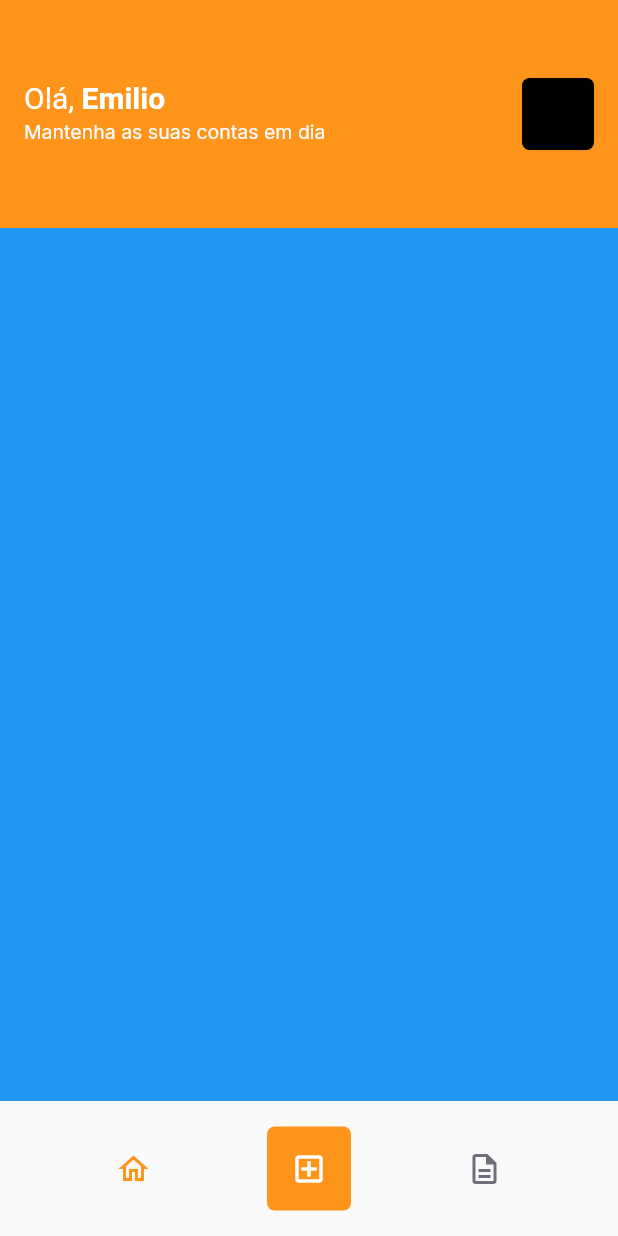
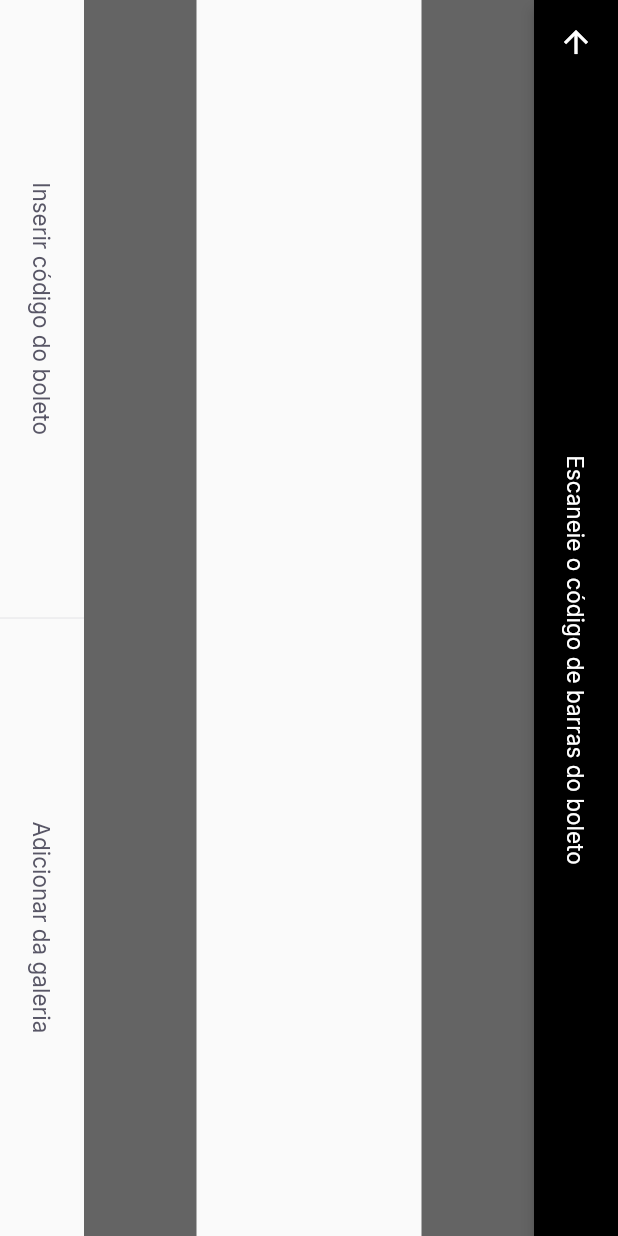
Before and after one commit to emiliosheinz/nlw-together-pay-flow, a Flutter app: the HomePage screen opened by its route, after a tap on the "add box" icon, on a phone screen of 412 x 824 dp. Run offline on Flutter 3.47's test engine with Material 2 defaults, Android fonts, the phone set to English and light mode, and no system bars; our stand-ins replace firebase_core, google_fonts, google_sign_in, shared_preferences; accounts and stored records are empty.

Commit message:
feat: bar code scanner screen

```diff
--- a/lib/app_widget.dart
+++ b/lib/app_widget.dart
@@ -1,5 +1,6 @@
 import 'package:flutter/cupertino.dart';
 import 'package:flutter/material.dart';
+import 'package:payflow/modules/bar_code_scanner/bar_code_scanner_page.dart';
 import 'package:payflow/modules/home/home_page.dart';
 import 'package:payflow/modules/splash/splash_page.dart';
 import 'package:payflow/shared/themes/app_colors.dart';
@@ -13,13 +14,13 @@ class AppWidget extends StatelessWidget {
     return MaterialApp(
       title: 'Pay Flow',
       theme: ThemeData(
-        primaryColor: AppColors.primary,
-      ),
+          primaryColor: AppColors.primary, primarySwatch: Colors.orange),
       initialRoute: SplashPage.routeName,
       routes: {
         SplashPage.routeName: (_) => SplashPage(),
         HomePage.routeName: (_) => HomePage(),
         LoginPage.routeName: (_) => LoginPage(),
+        BarCodeScannerPage.routeName: (_) => BarCodeScannerPage()
       },
     );
   }
--- /dev/null
+++ b/lib/modules/bar_code_scanner/bar_code_scanner_page.dart
@@ -0,0 +1,66 @@
+import 'package:flutter/material.dart';
+import 'package:payflow/shared/themes/app_colors.dart';
+import 'package:payflow/shared/themes/app_text_style.dart';
+import 'package:payflow/shared/widgets/set_label_buttons/set_label_buttons.dart';
+
+class BarCodeScannerPage extends StatefulWidget {
+  static final routeName = '/bar-code-scanner';
+
+  BarCodeScannerPage({Key? key}) : super(key: key);
+
+  @override
+  _BarCodeScannerPageState createState() => _BarCodeScannerPageState();
+}
+
+class _BarCodeScannerPageState extends State<BarCodeScannerPage> {
+  AppBar buildAppBar() {
+    return AppBar(
+      backgroundColor: Colors.black,
+      title: Center(
+        child: Text(
+          "Escaneie o código de barras do boleto",
+          style: AppTextStyles.buttonBackground,
+        ),
+      ),
+      leading: BackButton(color: AppColors.background),
+    );
+  }
+
+  Widget buildOpacityOverlay() {
+    return Expanded(
+      child: Container(
+        color: Colors.black.withOpacity(0.6),
+      ),
+    );
+  }
+
+  @override
+  Widget build(BuildContext context) {
+    return SafeArea(
+      child: RotatedBox(
+        quarterTurns: 1,
+        child: Scaffold(
+          appBar: buildAppBar(),
+          body: Column(
+            children: [
+              buildOpacityOverlay(),
+              Expanded(
+                flex: 2,
+                child: Container(
+                  color: Colors.transparent,
+                ),
+              ),
+              buildOpacityOverlay()
+            ],
+          ),
+          bottomNavigationBar: SetLabelButtons(
+            primaryLabel: "Inserir código do boleto",
+            primaryOnPressed: () {},
+            secondaryLabel: "Adicionar da galeria",
+            secondaryOnPressed: () {},
+          ),
+        ),
+      ),
+    );
+  }
+}
--- a/lib/modules/home/home_page.dart
+++ b/lib/modules/home/home_page.dart
@@ -1,5 +1,6 @@
 import 'package:flutter/cupertino.dart';
 import 'package:flutter/material.dart';
+import 'package:payflow/modules/bar_code_scanner/bar_code_scanner_page.dart';
 import 'package:payflow/modules/home/home_controlle.dart';
 import 'package:payflow/shared/themes/app_colors.dart';
 import 'package:payflow/shared/themes/app_text_style.dart';
@@ -78,7 +79,7 @@ class _HomePageState extends State<HomePage> {
           ),
           InkWell(
             onTap: () {
-              setCurrentPage(1);
+              Navigator.pushNamed(context, BarCodeScannerPage.routeName);
             },
             child: Container(
               width: 56,
--- a/lib/modules/login/login_page.dart
+++ b/lib/modules/login/login_page.dart
@@ -5,7 +5,7 @@ import 'package:payflow/modules/login/login_controller.dart';
 import 'package:payflow/shared/themes/app_colors.dart';
 import 'package:payflow/shared/themes/app_images.dart';
 import 'package:payflow/shared/themes/app_text_style.dart';
-import 'package:payflow/shared/widgets/social_login/social_login_button.dart';
+import 'package:payflow/shared/widgets/social_login_button/social_login_button.dart';
 
 class LoginPage extends StatefulWidget {
   static final routeName = "/login";
--- /dev/null
+++ b/lib/shared/widgets/label_button/label_button.dart
@@ -0,0 +1,24 @@
+import 'package:flutter/material.dart';
+import 'package:payflow/shared/themes/app_text_style.dart';
+
+class LabelButton extends StatelessWidget {
+  final String label;
+  final VoidCallback onPressed;
+
+  const LabelButton({Key? key, required this.label, required this.onPressed})
+      : super(key: key);
+
+  @override
+  Widget build(BuildContext context) {
+    return Container(
+      height: 56,
+      child: TextButton(
+        onPressed: onPressed,
+        child: Text(
+          label,
+          style: AppTextStyles.buttonHeading,
+        ),
+      ),
+    );
+  }
+}
--- /dev/null
+++ b/lib/shared/widgets/set_label_buttons/set_label_buttons.dart
@@ -0,0 +1,45 @@
+import 'package:flutter/material.dart';
+import 'package:payflow/shared/themes/app_colors.dart';
+import 'package:payflow/shared/widgets/label_button/label_button.dart';
+
+class SetLabelButtons extends StatelessWidget {
+  final String primaryLabel;
+  final VoidCallback primaryOnPressed;
+  final String secondaryLabel;
+  final VoidCallback secondaryOnPressed;
+
+  const SetLabelButtons({
+    Key? key,
+    required this.primaryLabel,
+    required this.primaryOnPressed,
+    required this.secondaryLabel,
+    required this.secondaryOnPressed,
+  }) : super(key: key);
+
+  @override
+  Widget build(BuildContext context) {
+    return Container(
+      height: 56,
+      child: Row(
+        children: [
+          Expanded(
+            child: LabelButton(
+              label: primaryLabel,
+              onPressed: primaryOnPressed,
+            ),
+          ),
+          VerticalDivider(
+            width: 1,
+            color: AppColors.stroke,
+          ),
+          Expanded(
+            child: LabelButton(
+              label: secondaryLabel,
+              onPressed: secondaryOnPressed,
+            ),
+          )
+        ],
+      ),
+    );
+  }
+}
```
Also changed, not shown: lib/shared/widgets/social_login_button/social_login_button.dart (renamed from lib/shared/widgets/social_login/social_login_button.dart).
